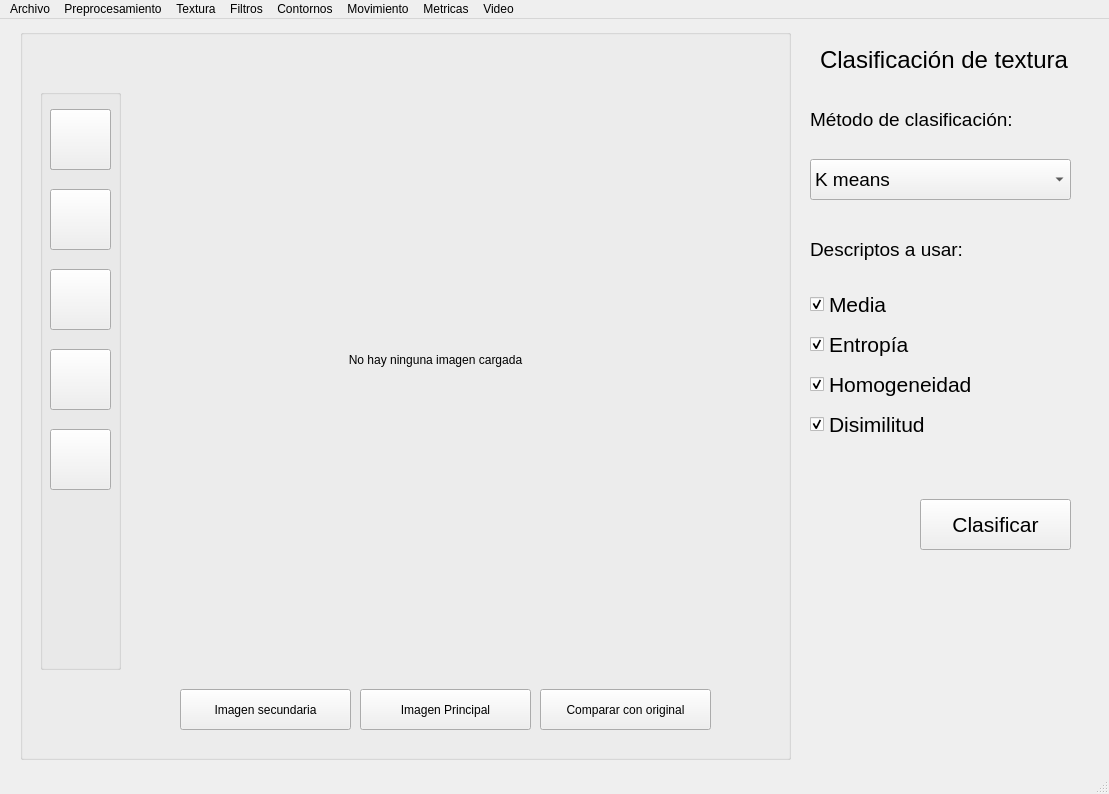
Qt form main_window.ui (arodriguez1415/PF-SECRET) before a commit.
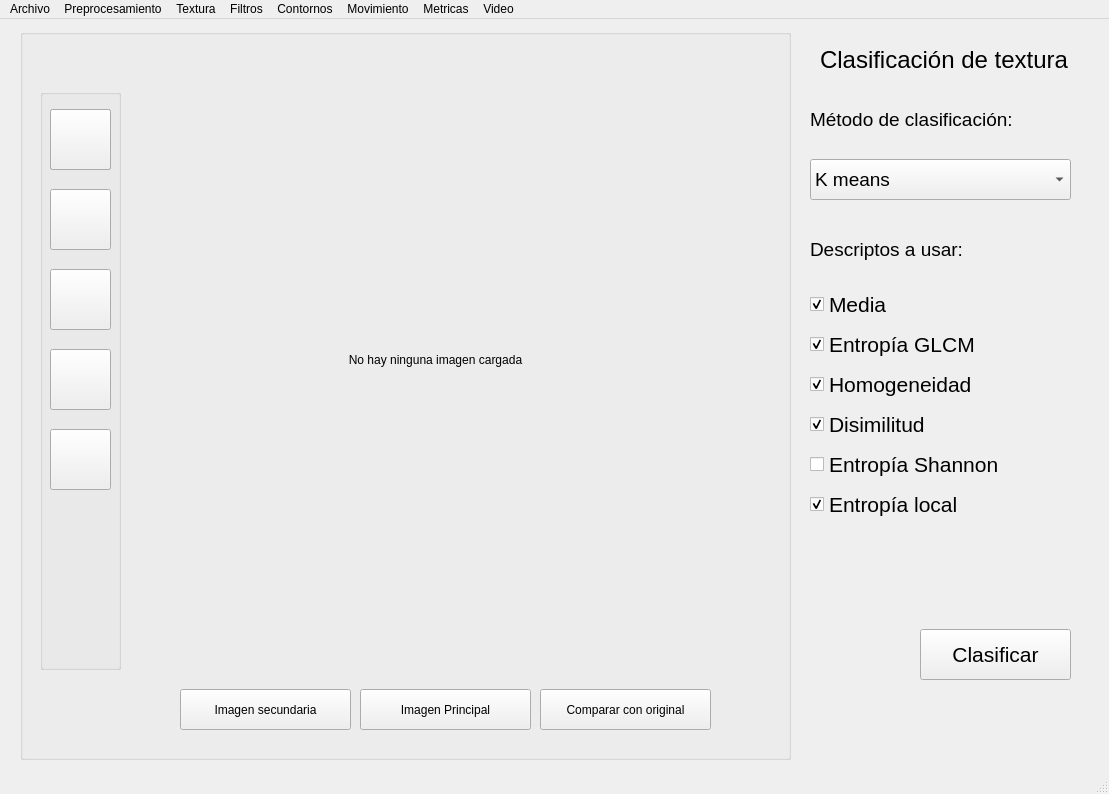
The same form after that commit.

The edit to the form file:
```diff
--- a/main_window.ui
+++ b/main_window.ui
@@ -1129,7 +1129,7 @@
        </font>
       </property>
       <property name="text">
-       <string>Entropía</string>
+       <string>Entropía GLCM</string>
       </property>
       <property name="checked">
        <bool>true</bool>
@@ -1181,7 +1181,7 @@
       <property name="geometry">
        <rect>
         <x>120</x>
-        <y>480</y>
+        <y>610</y>
         <width>151</width>
         <height>51</height>
        </rect>
@@ -1195,6 +1195,45 @@
        <string>Clasificar</string>
       </property>
      </widget>
+     <widget class="QCheckBox" name="texture_classification_shannon_entropy_descriptor_checkbox">
+      <property name="geometry">
+       <rect>
+        <x>10</x>
+        <y>430</y>
+        <width>251</width>
+        <height>31</height>
+       </rect>
+      </property>
+      <property name="font">
+       <font>
+        <pointsize>16</pointsize>
+       </font>
+      </property>
+      <property name="text">
+       <string>Entropía Shannon</string>
+      </property>
+     </widget>
+     <widget class="QCheckBox" name="texture_classification_local_entropy_descriptor_checkbox">
+      <property name="geometry">
+       <rect>
+        <x>10</x>
+        <y>470</y>
+        <width>251</width>
+        <height>31</height>
+       </rect>
+      </property>
+      <property name="font">
+       <font>
+        <pointsize>16</pointsize>
+       </font>
+      </property>
+      <property name="text">
+       <string>Entropía local</string>
+      </property>
+      <property name="checked">
+       <bool>true</bool>
+      </property>
+     </widget>
     </widget>
     <widget class="QWidget" name="adaptive_threshold_options">
      <widget class="QLabel" name="adaptive_threshold_title">
```
